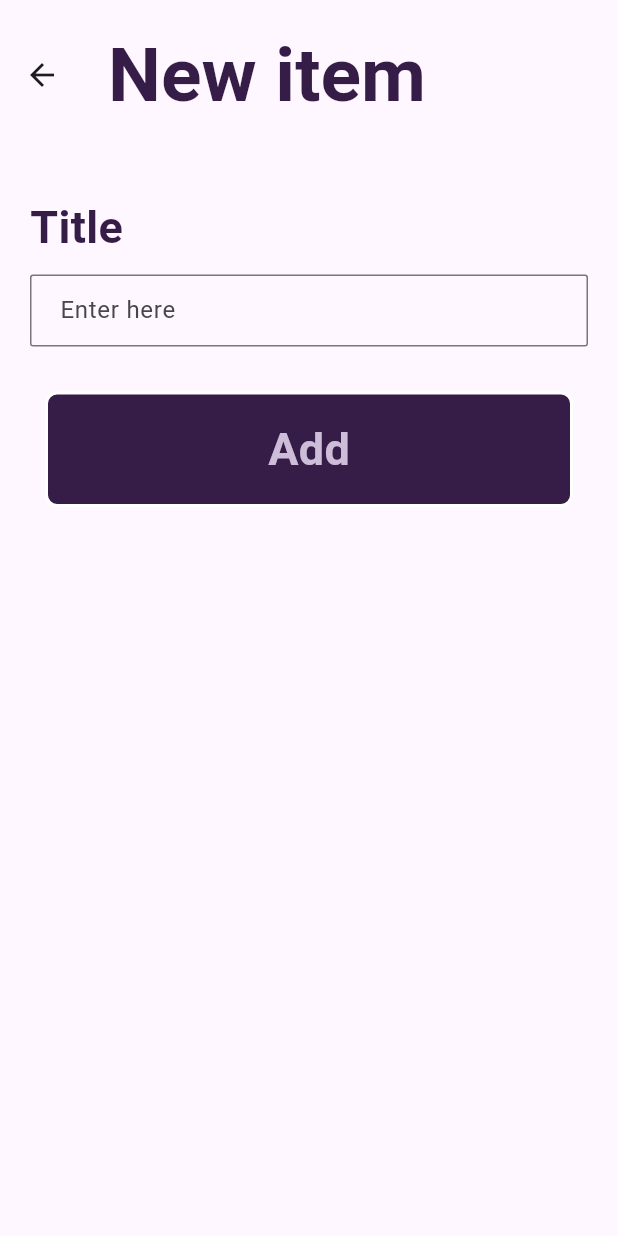
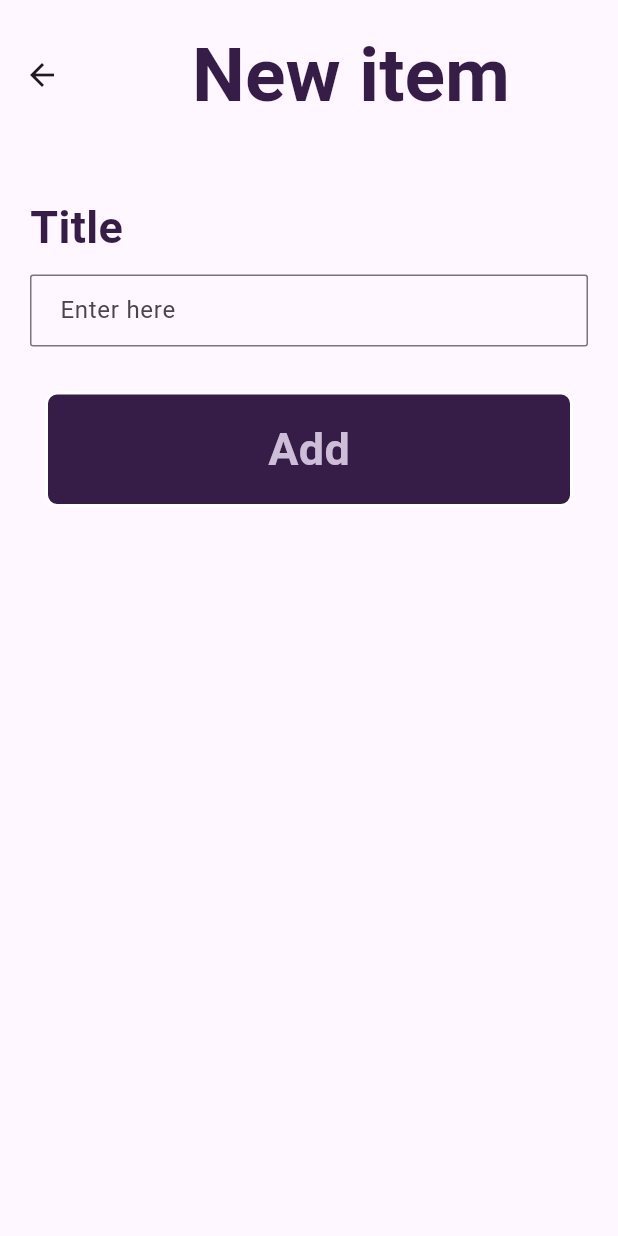
Before and after one commit to VeronikaSycheva/Kupi_Baton_Main, a Flutter app: the ListHabits screen opened by its route, after a tap on the "add" icon, on a phone screen of 412 x 824 dp. Run offline on Flutter 3.47's test engine with Material 3 defaults, Android fonts, the phone set to English and light mode, and no system bars; our stand-ins replace cloud_firestore, firebase_auth, firebase_core, firebase_messaging; accounts and stored records are empty; network calls fail.

Commit message:
start again

```diff
--- a/lib/pages/add_new_item.dart
+++ b/lib/pages/add_new_item.dart
@@ -27,10 +27,19 @@ class _AddMyHabitState extends State<AddMyHabit> {
   Widget build(BuildContext context) {
     return Scaffold(
       resizeToAvoidBottomInset: true,
-      appBar: AppBar(
-        toolbarHeight: 100,
-        title: MyText(text: 'New item', isTitle: true, isDark: true),
-      ),
+        appBar: AppBar(
+          toolbarHeight: 100,
+          title: Row(
+            mainAxisAlignment: MainAxisAlignment.center,
+            children: [
+              MyText(
+                text: 'New item',
+                isTitle: true,
+                isDark: true,
+              ),
+            ],
+          ),
+        ),
         body: Padding(
           padding: EdgeInsets.symmetric(horizontal: 20, vertical: 30),
           child: Column(
--- a/lib/pages/lists_items.dart
+++ b/lib/pages/lists_items.dart
@@ -32,7 +32,7 @@ class _ListHabitsState extends State<ListHabits> {
       appBar: AppBar(
         title: MyText(text: 'Shopping list', isTitle: true, isDark: true),
       ),
-        backgroundColor: Color.fromARGB(255, 205, 189, 217),
+        backgroundColor: Colors.white,
         body: StreamBuilder(
             stream: FirebaseFirestore.instance.collection('Habits').snapshots(),
             builder: (BuildContext context, AsyncSnapshot<QuerySnapshot> snapshot) {
@@ -92,7 +92,7 @@ class _ListHabitsState extends State<ListHabits> {
             return AddMyHabit(habitsList: habitsList);
           });
         },
-          child: Icon(Icons.add, color: Colors.white,),
+          child: Icon(Icons.add, color: Colors.white, size: 40),
           backgroundColor: Color.fromARGB(255, 53, 29, 71)
       ),
     );
--- a/lib/pages/menu.dart
+++ b/lib/pages/menu.dart
@@ -16,7 +16,7 @@ class Menu extends StatelessWidget {
           Container(
             width: 40,
             height: 40,
-            child: Image.asset('assets/right.png')
+            child: Image.asset('assets/menu.png')
           )
         ]
     ),
@@ -38,7 +38,7 @@ class Menu extends StatelessWidget {
             ),
             Container(
               child: MyText(text: ' Kupi baton', isTitle: true, isDark: true),
-              height: 50,
+              height: 70,
             )
           ],)
         ),
```
Also changed, not shown: lib/main.dart (+62 -0 lines), pubspec.yaml (+4 -3 lines), assets/bread-2.png (added), assets/logo.png (deleted), 27 other files.
